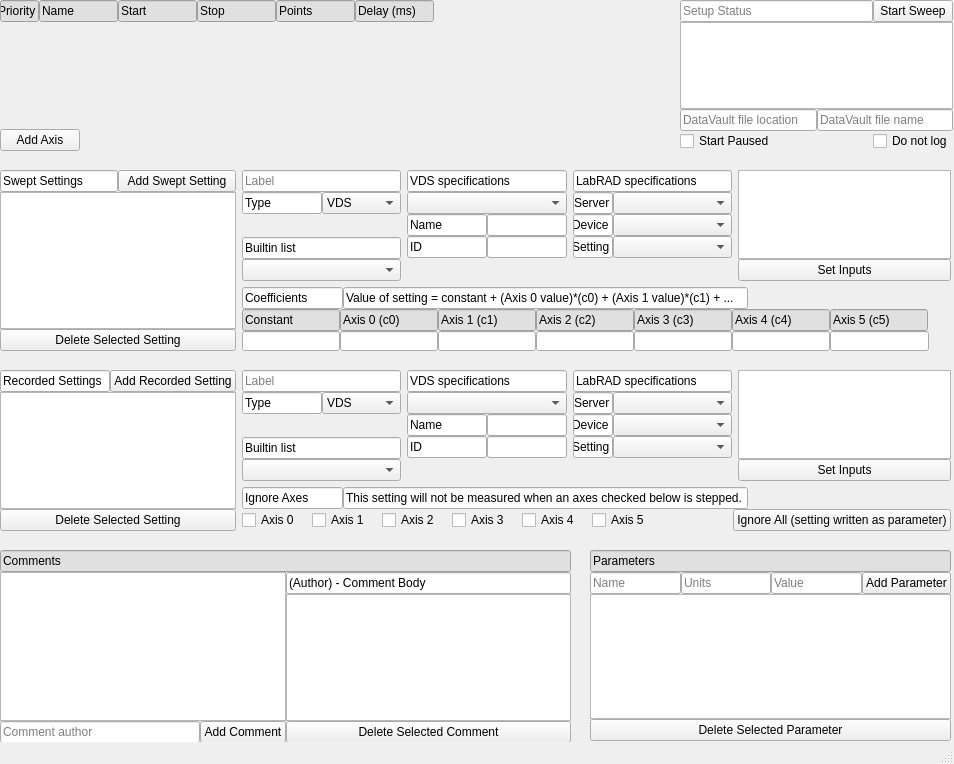
Before: the Qt Designer form qtdesigner/setup.ui in afylab/LabRAD-sweeper-2, drawn with Qt 5.
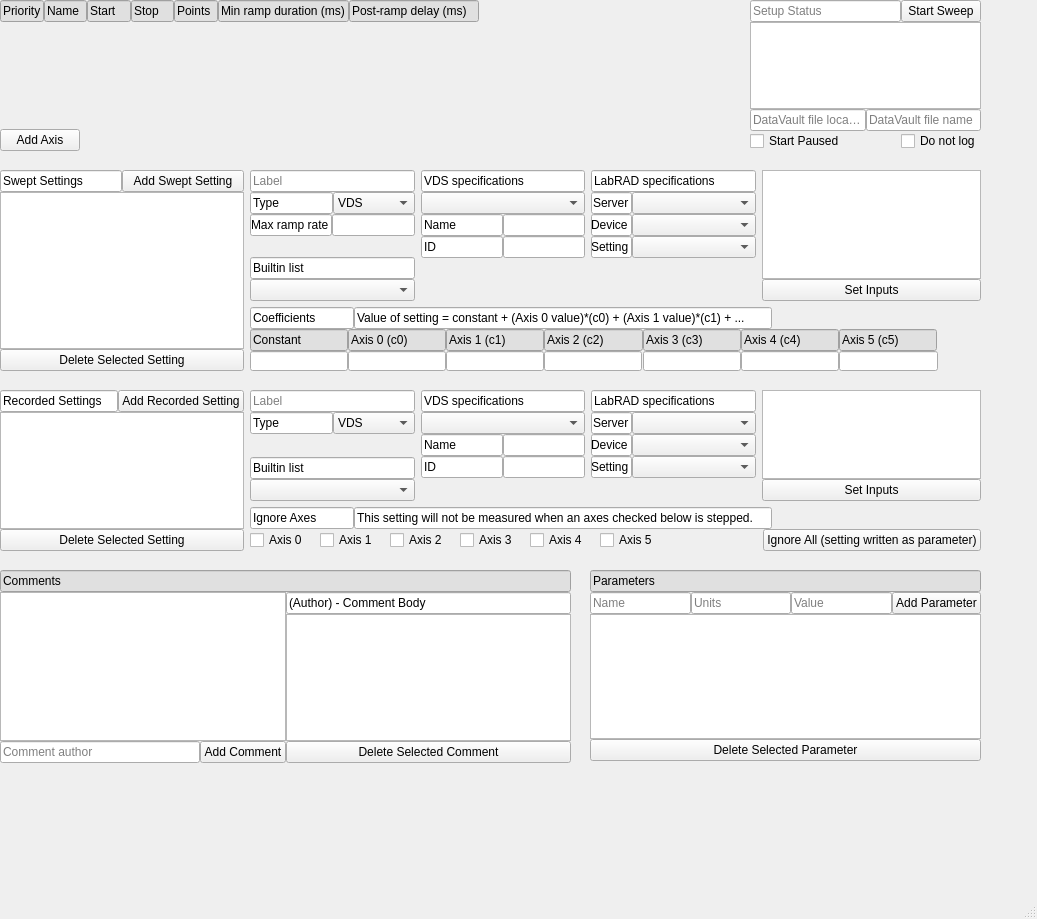
After: the same form once the commit is applied.

Commit message:
Added ramp duration and post-ramp delay options
Added the options to the UI for per-axis post-ramp delay and minimum
ramp duration.
Also added those properties to the axis object and sweeper's axis
creation function.

Patch:
```diff
--- a/qtdesigner/setup.ui
+++ b/qtdesigner/setup.ui
@@ -6,8 +6,8 @@
    <rect>
     <x>0</x>
     <y>0</y>
-    <width>954</width>
-    <height>764</height>
+    <width>1037</width>
+    <height>919</height>
    </rect>
   </property>
   <property name="windowTitle">
@@ -19,7 +19,7 @@
      <rect>
       <x>0</x>
       <y>0</y>
-      <width>671</width>
+      <width>741</width>
       <height>151</height>
      </rect>
     </property>
@@ -28,7 +28,7 @@
       <number>0</number>
      </property>
      <item>
-      <layout class="QHBoxLayout" name="horizontalLayout_2" stretch="1,2,2,2,2,2,6">
+      <layout class="QHBoxLayout" name="horizontalLayout_2" stretch="2,2,2,2,2,6,6,12">
        <property name="spacing">
         <number>0</number>
        </property>
@@ -118,7 +118,24 @@
           <string notr="true">QLineEdit { background-color: rgb(224,224,224) }</string>
          </property>
          <property name="text">
-          <string>Delay (ms)</string>
+          <string>Min ramp duration (ms)</string>
+         </property>
+        </widget>
+       </item>
+       <item>
+        <widget class="QLineEdit" name="axes_lbl_post_ramp_delay">
+         <property name="toolTip">
+          <string>&lt;html&gt;&lt;head/&gt;&lt;body&gt;&lt;p&gt;Amount of time to wait (with swept settings unchanging) between the completion of a ramp and taking the masurement associated with that ramp.&lt;/p&gt;&lt;/body&gt;&lt;/html&gt;</string>
+         </property>
+         <property name="styleSheet">
+          <string notr="true">QLineEdit { background-color: rgb(224,224,224) }
+</string>
+         </property>
+         <property name="text">
+          <string>Post-ramp delay (ms)</string>
+         </property>
+         <property name="readOnly">
+          <bool>true</bool>
          </property>
         </widget>
        </item>
@@ -194,8 +211,8 @@
      <rect>
       <x>0</x>
       <y>170</y>
-      <width>951</width>
-      <height>181</height>
+      <width>981</width>
+      <height>201</height>
      </rect>
     </property>
     <layout class="QHBoxLayout" name="horizontalLayout_15" stretch="1,3">
@@ -292,6 +309,26 @@
              </item>
             </layout>
            </item>
+           <item>
+            <layout class="QHBoxLayout" name="horizontalLayout_6">
+             <property name="spacing">
+              <number>0</number>
+             </property>
+             <item>
+              <widget class="QLineEdit" name="swp_lbl_max_ramp_rate">
+               <property name="text">
+                <string>Max ramp rate</string>
+               </property>
+               <property name="readOnly">
+                <bool>true</bool>
+               </property>
+              </widget>
+             </item>
+             <item>
+              <widget class="QLineEdit" name="swp_inp_max_ramp_rate"/>
+             </item>
+            </layout>
+           </item>
            <item>
             <spacer name="verticalSpacer_2">
              <property name="orientation">
@@ -914,8 +951,8 @@
     <property name="geometry">
      <rect>
       <x>0</x>
-      <y>370</y>
-      <width>951</width>
+      <y>390</y>
+      <width>981</width>
       <height>161</height>
      </rect>
     </property>
@@ -1389,9 +1426,9 @@
    <widget class="QWidget" name="verticalLayoutWidget_19">
     <property name="geometry">
      <rect>
-      <x>680</x>
+      <x>750</x>
       <y>0</y>
-      <width>273</width>
+      <width>231</width>
       <height>151</height>
      </rect>
     </property>
@@ -1506,7 +1543,7 @@
     <property name="geometry">
      <rect>
       <x>0</x>
-      <y>550</y>
+      <y>570</y>
       <width>571</width>
       <height>193</height>
      </rect>
@@ -1608,8 +1645,8 @@
     <property name="geometry">
      <rect>
       <x>590</x>
-      <y>550</y>
-      <width>361</width>
+      <y>570</y>
+      <width>391</width>
       <height>191</height>
      </rect>
     </property>
```
Left out of the diff: 4 changed lines with no effect on the pictures. The commit also changes 5 other files.
